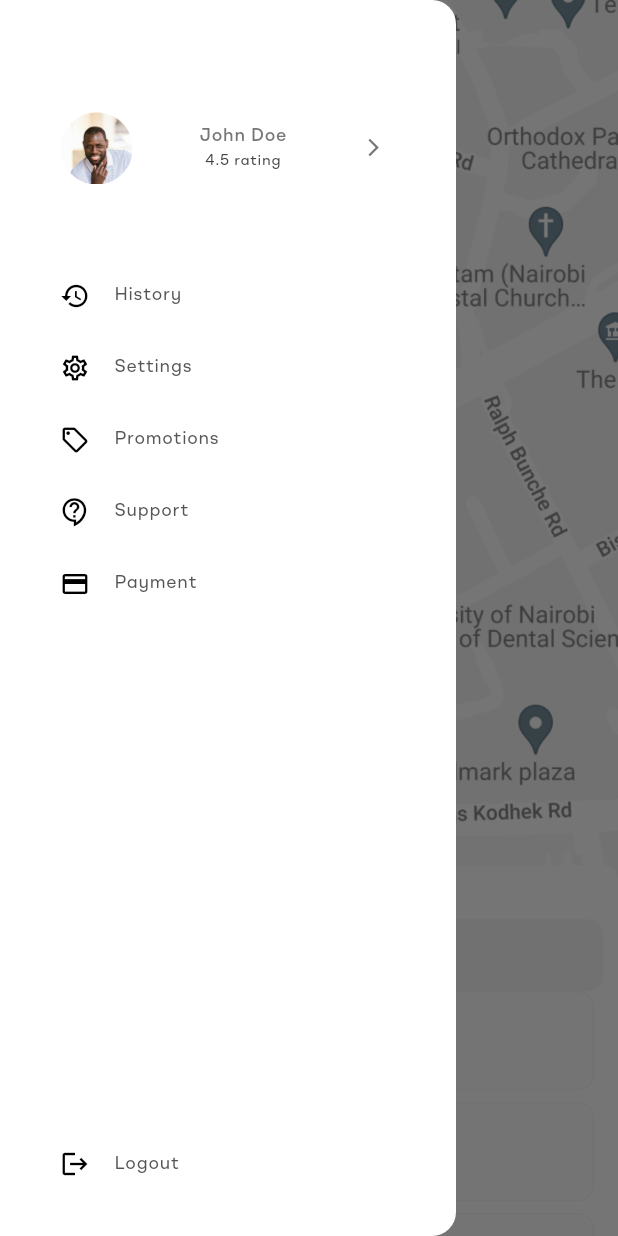
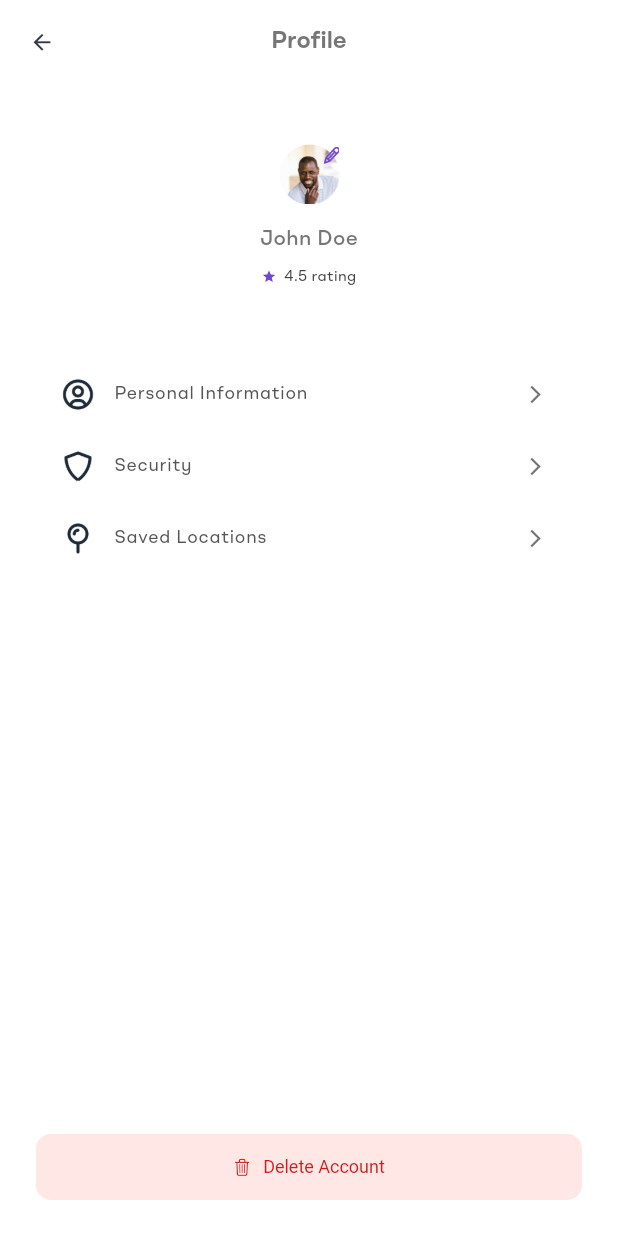
Before and after one commit to bree254/customer_hailing_app, a Flutter app: the screen it shows after launch, in the side drawer, after a tap on "John Doe", on a phone screen of 412 x 824 dp. Run offline on Flutter 3.47's test engine with Material 3 defaults, Android fonts, the phone set to English and light mode, and no system bars; our stand-ins replace connectivity_plus, dio, firebase_core, flutter_rating_bar, geolocator, get and 6 more; accounts and stored records are empty; Roboto replaces fonts that are missing (Poppins).

Commit message:
worked on the profile screen and navigated to the saved location

```diff
--- a/lib/core/utils/colors.dart
+++ b/lib/core/utils/colors.dart
@@ -32,3 +32,5 @@ const trailertext =Color(0xFF0000F9);
 const NoThanksText =Color(0xFF7D7D7D);
 const chatIcons = Color(0xFF65558F);
 const senderColor = Color(0xFFF8F2FA);
+
+const deleteIcon = Color(0xFFC81E1E);
--- /dev/null
+++ b/lib/presentation/order_request/screens/profile_screen.dart
@@ -0,0 +1,183 @@
+import 'package:customer_hailing/core/app_export.dart';
+import 'package:customer_hailing/core/utils/colors.dart';
+import 'package:customer_hailing/routes/routes.dart';
+import 'package:flutter/cupertino.dart';
+import 'package:flutter/material.dart';
+import 'package:get/get_core/src/get_main.dart';
+
+class ProfileScreen extends StatefulWidget {
+  const ProfileScreen({super.key});
+
+  @override
+  State<ProfileScreen> createState() => _ProfileScreenState();
+}
+
+class _ProfileScreenState extends State<ProfileScreen> {
+  @override
+  Widget build(BuildContext context) {
+    return Scaffold(
+      appBar: AppBar(
+        backgroundColor: Colors.white,
+        elevation: 0,
+        title: const Text(
+          'Profile',
+          style: TextStyle(
+            color: Color(0xFF767676),
+            fontSize: 16,
+            fontWeight: FontWeight.w600,
+          ),
+        ),
+        iconTheme: const IconThemeData(color: Colors.black),
+        leading: IconButton(
+          onPressed: () {
+            Get.back();
+          },
+          icon: const Icon(
+            Icons.arrow_back,
+            size: 17,
+            color: blackTextColor,
+          ),
+        ),
+      ),
+      body: Padding(
+        padding: const EdgeInsets.symmetric(horizontal: 24.0, vertical: 24),
+        child: Column(
+          children: [
+            Padding(
+              padding: EdgeInsets.all(16),
+              child: Column(
+                children: [
+                  Center(
+                    child: Stack(
+                      children: [
+                        CircleAvatar(
+                            backgroundColor:Colors.transparent,
+                            child: Image.asset(
+                              width: 56,
+                              height: 56,
+                              'assets/images/driver.png',
+                            ),
+                        ),
+                        Positioned(
+                          left: 28,
+                            child:
+                            GestureDetector(
+                                child: Image.asset(
+                                    width: 15,
+                                    height: 15,
+                                    "assets/images/pen-outline.png")
+                            ),
+                        )
+                      ],
+                    ),
+                  ),
+                  SizedBox(height: 13,),
+                  Text(
+                    'John Doe',
+                    textAlign: TextAlign.center,
+                    style: TextStyle(
+                      color: Color(0xFF767676),
+                      fontSize: 14,
+                      fontWeight: FontWeight.w500,
+                    ),
+                  ),
+                  SizedBox(height: 8,),
+                  Row(
+                    mainAxisAlignment: MainAxisAlignment.center,
+                    children: [
+                      Icon(Icons.star,color: primaryColor,size: 10,),
+                      SizedBox(width: 5,),
+                      Text(
+                        '4.5 rating',
+                        style: TextStyle(
+                          color: Color(0xFF434343),
+                          fontSize: 10,
+                          fontWeight: FontWeight.w400,
+                        ),
+                      ),
+                    ],
+                  )
+                ],
+              ),
+            ),
+            SizedBox(height: 32,),
+            ListTile(
+              leading:  Image.asset(
+                width: 24,
+                  height: 24,
+                  'assets/images/user-circle-outline.png'
+              ),
+              title: const Text(
+                'Personal Information',
+                style: TextStyle(
+                  color: Color(0xFF555555),
+                  fontSize: 12,
+                  fontWeight: FontWeight.w400,
+                ),
+              ),
+              trailing: const Icon(Icons.arrow_forward_ios_outlined,color: searchtextGrey,size: 14,),
+              onTap: () {
+                // Handle settings tap
+              },
+            ),
+            ListTile(
+              leading:  Image.asset(
+                  width: 24,
+                  height: 24,
+                  'assets/images/shield-outline.png'
+              ),
+              title: const Text(
+                'Security',
+                style: TextStyle(
+                  color: Color(0xFF555555),
+                  fontSize: 12,
+                  fontWeight: FontWeight.w400,
+                ),
+              ),
+              trailing: const Icon(Icons.arrow_forward_ios_outlined,color: searchtextGrey,size: 14,),
+              onTap: () {
+                // Handle settings tap
+              },
+            ),
+            ListTile(
+              leading:  Image.asset(
+                  width: 24,
+                  height: 24,
+                  'assets/images/map-pin-alt-outline.png'
+              ),
+              title: const Text(
+                'Saved Locations',
+                style: TextStyle(
+                  color: Color(0xFF555555),
+                  fontSize: 12,
+                  fontWeight: FontWeight.w400,
+                ),
+              ),
+              trailing: const Icon(Icons.arrow_forward_ios_outlined,color: searchtextGrey,size: 14,),
+              onTap: () {
+                Get.toNamed(AppRoutes.savedLocation);
+              },
+            ),
+            Spacer(),
+            CustomElevatedButton(
+              onPressed: () {
+                Get.back();
+              },
+              buttonStyle: ElevatedButton.styleFrom(
+                backgroundColor: cancelButton,
+                elevation: 0,
+              ),
+              buttonTextStyle: const TextStyle(
+                color: Color(0xFFC81E1E),
+                fontSize: 12,
+                fontWeight: FontWeight.w400,
+              ),
+              text: 'Delete Account',
+              leftIcon: Icon(CupertinoIcons.trash,color: deleteIcon,size: 12,),
+            ),
+          ],
+        ),
+      ),
+    );
+  }
+}
--- /dev/null
+++ b/lib/presentation/order_request/screens/saved_locations_screen.dart
@@ -0,0 +1,44 @@
+import 'package:customer_hailing/core/app_export.dart';
+import 'package:customer_hailing/core/utils/colors.dart';
+import 'package:flutter/material.dart';
+import 'package:get/get_core/src/get_main.dart';
+class SavedLocationsScreen extends StatefulWidget {
+  const SavedLocationsScreen({super.key});
+
+  @override
+  State<SavedLocationsScreen> createState() => _SavedLocationsScreenState();
+}
+
+class _SavedLocationsScreenState extends State<SavedLocationsScreen> {
+  @override
+  Widget build(BuildContext context) {
+    return  Scaffold(
+      appBar: AppBar(
+        backgroundColor: Colors.white,
+        elevation: 0,
+        title: const Text(
+          'Saved Locations',
+          style: TextStyle(
+            color: Color(0xFF767676),
+            fontSize: 16,
+            fontFamily: 'BR Omny',
+            fontWeight: FontWeight.w600,
+            height: 0.08,
+            letterSpacing: 0.25,
+          ),
+        ),
+        iconTheme: const IconThemeData(color: Colors.black),
+        leading: IconButton(
+          onPressed: () {
+            Get.back();
+          },
+          icon: const Icon(
+            Icons.arrow_back,
+            size: 17,
+            color: blackTextColor,
+          ),
+        ),
+      ),
+    );
+  }
+}
--- a/lib/routes/routes.dart
+++ b/lib/routes/routes.dart
@@ -7,7 +7,9 @@ import 'package:customer_hailing/presentation/order_request/screens/await_driver
 import 'package:customer_hailing/presentation/order_request/binding/home_binding.dart';
 import 'package:customer_hailing/presentation/order_request/screens/chat_screen.dart';
 import 'package:customer_hailing/presentation/order_request/screens/home_screen.dart';
+import 'package:customer_hailing/presentation/order_request/screens/profile_screen.dart';
 import 'package:customer_hailing/presentation/order_request/screens/rate_ride_screen.dart';
+import 'package:customer_hailing/presentation/order_request/screens/saved_locations_screen.dart';
 import 'package:customer_hailing/presentation/order_request/screens/search_screen.dart';
 import 'package:customer_hailing/presentation/order_request/screens/select_ride_screen.dart';
 import 'package:customer_hailing/presentation/order_request/screens/share_trip_details_screen.dart';
@@ -33,6 +35,8 @@ class AppRoutes {
   static const String shareTrip ="/share_trip";
   static const String shareWith = "/share_with";
   static const String chats ="/chat";
+  static const String profile="/profile";
+  static const String savedLocation="/saved_location";
 
   static List<GetPage> pages = [
     GetPage(
@@ -96,5 +100,13 @@ class AppRoutes {
       name: chats,
       page: () =>  const ChatScreen(),
     ),
+    GetPage(
+      name: profile,
+      page: () =>  const ProfileScreen(),
+    ),
+    GetPage(
+      name: savedLocation,
+      page: () =>  const SavedLocationsScreen(),
+    ),
   ];
 }
--- a/lib/widgets/drawer_widget.dart
+++ b/lib/widgets/drawer_widget.dart
@@ -1,4 +1,6 @@
+import 'package:customer_hailing/core/app_export.dart';
 import 'package:customer_hailing/core/utils/colors.dart';
+import 'package:customer_hailing/routes/routes.dart';
 import 'package:flutter/material.dart';
 class DrawerWidget extends StatelessWidget {
   const DrawerWidget({super.key});
@@ -38,7 +40,7 @@ class DrawerWidget extends StatelessWidget {
                 ),
                 trailing: const Icon(Icons.arrow_forward_ios_outlined,color: searchtextGrey,size: 14,),
                 onTap: () {
-                  // Handle history tap
+                 Get.toNamed(AppRoutes.profile);
                 },
               ),
             ),
```
Also changed, not shown: assets/images/map-pin-alt-outline.png (added), assets/images/pen-outline.png (added), assets/images/shield-outline.png (added), assets/images/user-circle-outline.png (added).
